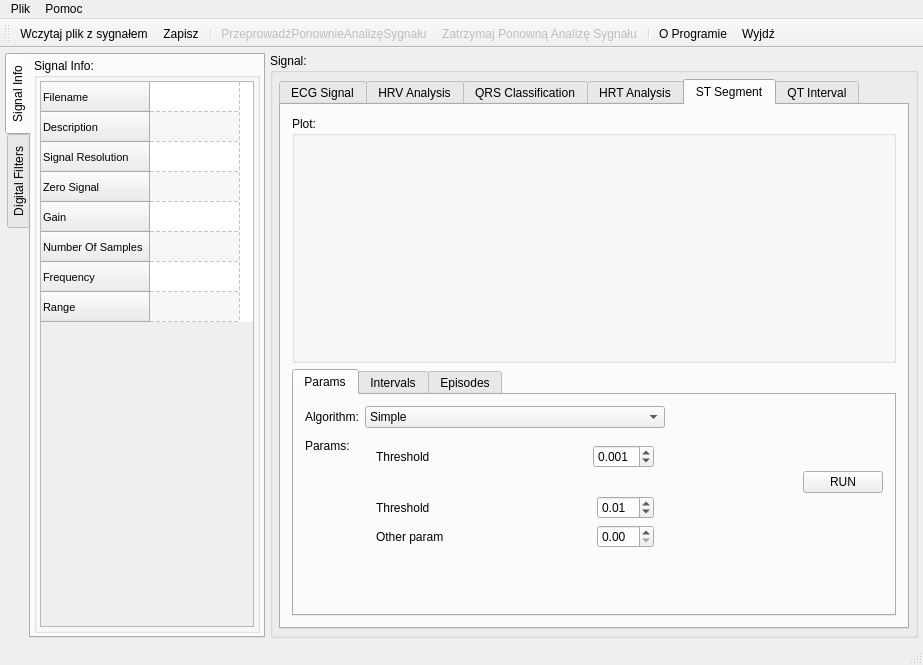
Qt form ecganalyzer.ui (mateuszbaran/ECG-analyzer) before a commit.
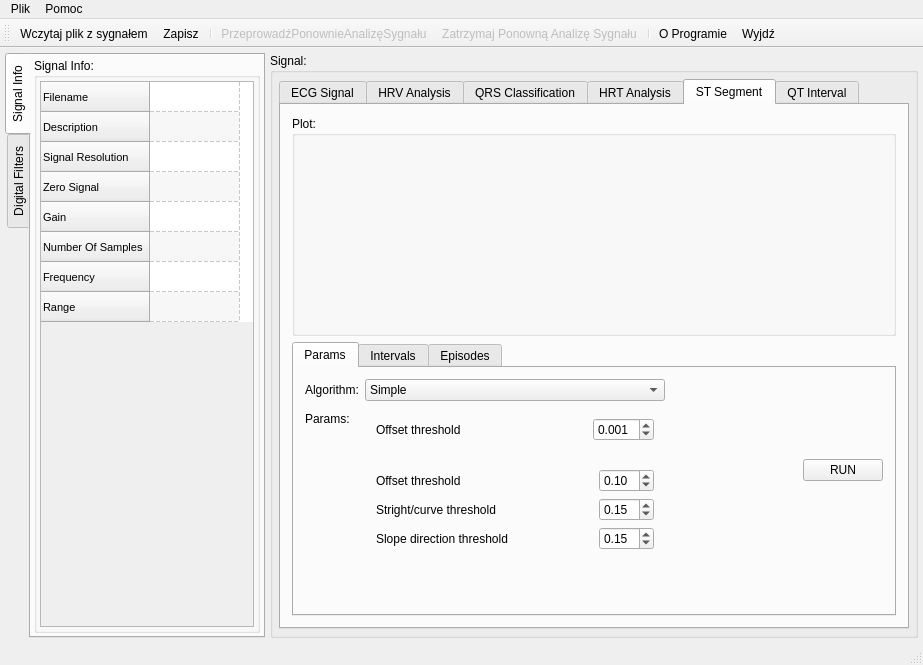
The same form after that commit. The open tabs and pages were chosen to show the change. Icons and pictures are not drawn. Custom widgets are drawn as their Qt base class.

```diff
--- a/ecganalyzer.ui
+++ b/ecganalyzer.ui
@@ -1318,7 +1318,7 @@
                            <bool>true</bool>
                           </property>
                           <property name="text">
-                           <string>Threshold</string>
+                           <string>Offset threshold</string>
                           </property>
                          </widget>
                         </item>
@@ -1366,7 +1366,7 @@
                         <item row="0" column="0">
                          <widget class="QLabel" name="st_complex_thresh_label">
                           <property name="text">
-                           <string>Threshold</string>
+                           <string>Offset threshold</string>
                           </property>
                          </widget>
                         </item>
@@ -1382,7 +1382,7 @@
                            <double>0.001000000000000</double>
                           </property>
                           <property name="value">
-                           <double>0.010000000000000</double>
+                           <double>0.10000000000000</double>
                           </property>
                          </widget>
                         </item>
@@ -1402,12 +1402,49 @@
                         <item row="1" column="0">
                          <widget class="QLabel" name="st_complex_other_label">
                           <property name="text">
-                           <string>Other param</string>
+                           <string>Stright/curve threshold</string>
                           </property>
+                          
                          </widget>
                         </item>
                         <item row="1" column="2">
-                         <widget class="QDoubleSpinBox" name="st_complex_other"/>
+                         <widget class="QDoubleSpinBox" name="st_complex_other">
+                         <property name="minimum">
+                           <double>-1.000000000000000</double>
+                          </property>
+                          <property name="maximum">
+                           <double>1.000000000000000</double>
+                          </property>
+                          <property name="singleStep">
+                           <double>0.001000000000000</double>
+                          </property>
+                          <property name="value">
+                           <double>0.150000000000000</double>
+                          </property>
+                         </widget>
+                        </item>
+                        <item row="2" column="0">
+                         <widget class="QLabel" name="st_complex_slope_label">
+                          <property name="text">
+                           <string>Slope direction threshold</string>
+                          </property>
+                         </widget>
+                        </item>
+                        <item row="2" column="2">
+                         <widget class="QDoubleSpinBox" name="st_complex_slope">
+                         <property name="minimum">
+                           <double>-1.000000000000000</double>
+                          </property>
+                          <property name="maximum">
+                           <double>1.000000000000000</double>
+                          </property>
+                          <property name="singleStep">
+                           <double>0.001000000000000</double>
+                          </property>
+                          <property name="value">
+                           <double>0.150000000000000</double>
+                          </property>
+                         </widget>
                         </item>
                        </layout>
                       </widget>
```
